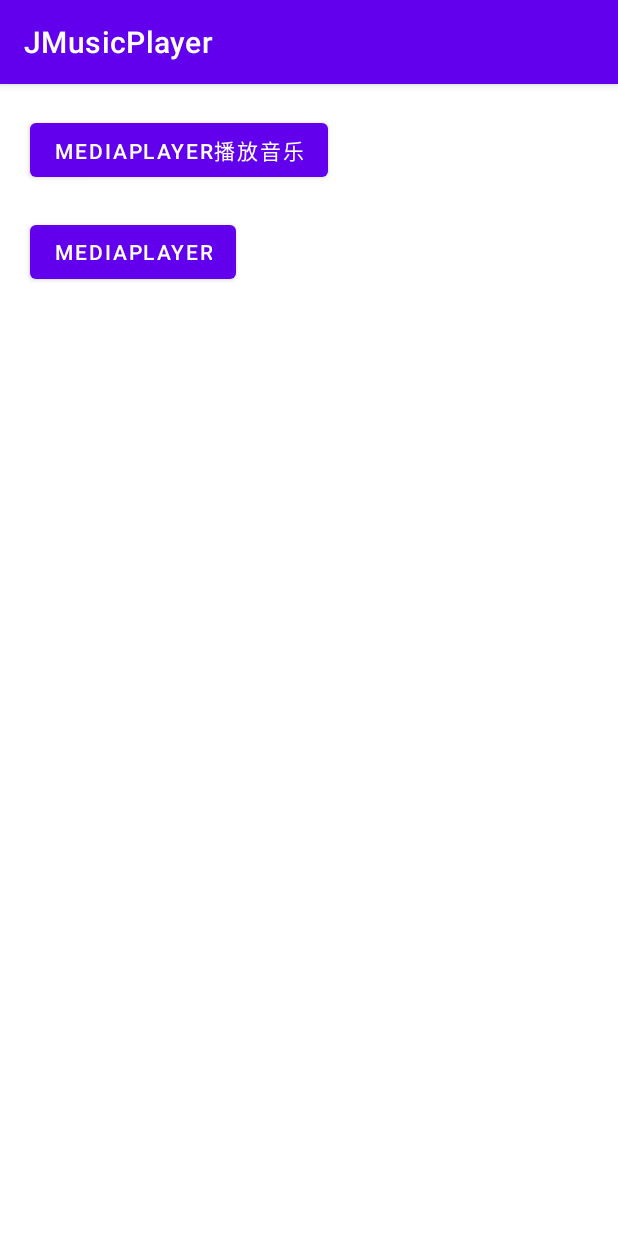
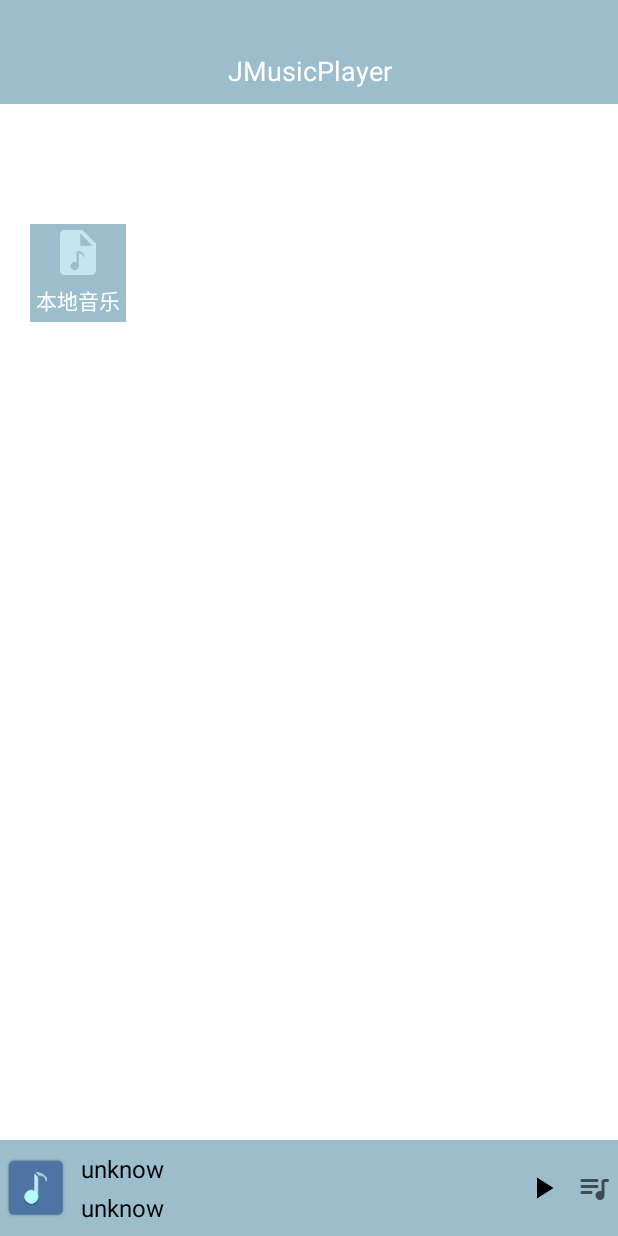
Before and after one commit to aSmartTortoise/JMusicPlayer, an Android app: the screen it shows after launch (MainActivity), on a phone screen of 412 x 824 dp. Run offline under Robolectric (Android 15) with nearby library versions, the phone set to English and light mode, and no system bars; our stand-ins replace data binding.

Commit message:
MainActivity添加本地音乐获取入口。

```diff
--- a/app/src/main/java/com/wyj/voice/ui/PlayMusicActivity.kt
+++ b/app/src/main/java/com/wyj/voice/ui/PlayMusicActivity.kt
@@ -34,7 +34,7 @@ class PlayMusicActivity : AppCompatActivity(), View.OnClickListener, MediaPlayer
     MediaPlayer.OnCompletionListener {
     companion object {
         const val TAG = "PlayMusicActivity"
-        const val REQ_PER_CODE = 1;
+        const val REQ_PER_CODE = 1
     }
 
     var mediaPlayer: MediaPlayer? = null
--- a/app/src/main/java/com/wyj/voice/utils/BarUtils.kt
+++ b/app/src/main/java/com/wyj/voice/utils/BarUtils.kt
@@ -1,15 +1,97 @@
 package com.wyj.voice.utils
 
+import android.R
 import android.annotation.SuppressLint
 import android.app.Activity
 import android.content.Context
+import android.content.res.Resources
 import android.graphics.Color
 import android.os.Build
 import android.view.View
+import android.view.ViewGroup
 import android.view.Window
 import android.view.WindowManager
+import androidx.annotation.ColorInt
 
 object BarUtils {
+
+    ///////////////////////////////////////////////////////////////////////////
+    // status bar
+    ///////////////////////////////////////////////////////////////////////////
+    private const val TAG_STATUS_BAR = "TAG_STATUS_BAR"
+
+    fun setStatusBarColor(
+        activity: Activity,
+        @ColorInt color: Int,
+        isDecor: Boolean
+    ): View? {
+        if (Build.VERSION.SDK_INT < Build.VERSION_CODES.KITKAT) return null
+        transparentStatusBar(activity)
+        return applyStatusBarColor(activity, color, isDecor)
+    }
+
+    fun transparentStatusBar(activity: Activity) {
+        val window: Window = activity.window
+        if (Build.VERSION.SDK_INT < Build.VERSION_CODES.KITKAT) return
+        if (Build.VERSION.SDK_INT >= Build.VERSION_CODES.LOLLIPOP) {
+            window.clearFlags(WindowManager.LayoutParams.FLAG_TRANSLUCENT_STATUS)
+            window.addFlags(WindowManager.LayoutParams.FLAG_DRAWS_SYSTEM_BAR_BACKGROUNDS)
+            val option = View.SYSTEM_UI_FLAG_LAYOUT_STABLE or View.SYSTEM_UI_FLAG_LAYOUT_FULLSCREEN
+            val vis = window.decorView.systemUiVisibility
+            window.decorView.systemUiVisibility = option or vis
+            window.statusBarColor = Color.TRANSPARENT
+        } else {
+            window.addFlags(WindowManager.LayoutParams.FLAG_TRANSLUCENT_STATUS)
+        }
+    }
+
+    private fun applyStatusBarColor(
+        activity: Activity,
+        color: Int,
+        isDecor: Boolean
+    ): View? {
+        return applyStatusBarColor(activity.window, color, isDecor)
+    }
+
+    private fun applyStatusBarColor(
+        window: Window,
+        color: Int,
+        isDecor: Boolean
+    ): View? {
+        val parent =
+            if (isDecor) window.decorView as ViewGroup else (window.findViewById<View>(R.id.content) as ViewGroup)
+        var fakeStatusBarView = parent.findViewWithTag<View>(BarUtils.TAG_STATUS_BAR)
+        if (fakeStatusBarView != null) {
+            if (fakeStatusBarView.visibility == View.GONE) {
+                fakeStatusBarView.visibility = View.VISIBLE
+            }
+            fakeStatusBarView.setBackgroundColor(color)
+        } else {
+            fakeStatusBarView = createStatusBarView(window.context, color)
+            parent.addView(fakeStatusBarView)
+        }
+        return fakeStatusBarView
+    }
+
+    private fun createStatusBarView(
+        context: Context,
+        color: Int
+    ): View? {
+        val statusBarView = View(context)
+        statusBarView.layoutParams = ViewGroup.LayoutParams(
+            ViewGroup.LayoutParams.MATCH_PARENT, getStatusBarHeight()
+        )
+        statusBarView.setBackgroundColor(color)
+        statusBarView.tag = TAG_STATUS_BAR
+        return statusBarView
+    }
+
+    fun getStatusBarHeight(): Int {
+        val resources = Resources.getSystem()
+        val resourceId = resources.getIdentifier("status_bar_height", "dimen", "android")
+        return resources.getDimensionPixelSize(resourceId)
+    }
+
     fun transparentNavBar(activity: Activity) {
         val window: Window = activity.window
         if (Build.VERSION.SDK_INT >= Build.VERSION_CODES.Q) {
--- /dev/null
+++ b/app/src/main/java/com/wyj/voice/view/MusicPlayerBar.kt
@@ -0,0 +1,67 @@
+package com.wyj.voice.view
+
+import android.content.Context
+import android.util.AttributeSet
+import android.view.LayoutInflater
+import android.view.View
+import android.widget.FrameLayout
+import com.wyj.voice.R
+import com.wyj.voice.databinding.LayoutPlayBarBinding
+import com.wyj.voice.model.Song
+
+class MusicPlayerBar @JvmOverloads constructor(
+    context: Context,
+    attrs: AttributeSet? = null,
+    defStyleAttr: Int = 0
+) : FrameLayout(context, attrs, defStyleAttr), View.OnClickListener {
+    private lateinit var dataBinding: LayoutPlayBarBinding
+    var playCallback: PlayCallback? = null
+
+    init {
+        init(context, attrs)
+    }
+
+    private fun init(context: Context, attrs: AttributeSet?) {
+        val inflater = context.getSystemService(Context.LAYOUT_INFLATER_SERVICE) as LayoutInflater
+        dataBinding = LayoutPlayBarBinding.inflate(inflater, this, true)
+    }
+
+    override fun onFinishInflate() {
+        super.onFinishInflate()
+        dataBinding.ivPlayToggle.setOnClickListener(this)
+        dataBinding.ivSongs.setOnClickListener(this)
+        dataBinding.playerBarRoot.setOnClickListener(this)
+    }
+
+    override fun onClick(v: View?) {
+        if (playCallback == null) return
+        when (v?.id) {
+            R.id.iv_play_toggle -> playCallback?.onPlayToggleAction()
+            R.id.iv_songs -> playCallback?.onShowSongs()
+            R.id.player_bar_root -> playCallback?.onOpenMusicPlayer()
+        }
+    }
+
+    fun setSong(song: Song?) {
+        if (song == null) {
+            dataBinding.tvSongName.text = "unknow"
+            dataBinding.tvSinger.text = "unknow"
+        } else {
+            dataBinding.tvSongName.text = song.displayName
+            dataBinding.tvSinger.text = song.artist
+        }
+    }
+
+    fun setPlaying(isPlaying: Boolean) {
+        dataBinding.ivPlayToggle.setImageResource(
+            if (isPlaying) R.drawable.ic_remote_view_pause else R.drawable.ic_remote_view_play)
+    }
+
+    interface PlayCallback {
+        fun onPlayToggleAction()
+        fun onShowSongs()
+        fun onOpenMusicPlayer()
+    }
+
+
+}
--- a/app/src/main/java/com/wyj/voice/view/TitleBar.kt
+++ b/app/src/main/java/com/wyj/voice/view/TitleBar.kt
@@ -150,6 +150,11 @@ class TitleBar @JvmOverloads constructor(
                     val visible = if (show) VISIBLE else GONE
                     mBinding.dividerLine.visibility = visible
                 }
+                R.styleable.TitleBar_leftIconVisible -> {
+                    val show = array.getBoolean(attr, true)
+                    val visible = if (show) VISIBLE else GONE
+                    mBinding.ivLeftIcon.visibility = visible
+                }
             }
         }
         array.recycle()
--- /dev/null
+++ b/app/src/main/res/drawable/ic_song_queue.xml
@@ -0,0 +1,11 @@
+<vector xmlns:android="http://schemas.android.com/apk/res/android"
+    android:width="24dp"
+    android:height="24dp"
+    android:viewportWidth="24"
+    android:viewportHeight="24"
+    android:tint="?attr/colorControlNormal"
+    android:autoMirrored="true">
+  <path
+      android:fillColor="#DDF9FF"
+      android:pathData="M14,6L4,6c-0.55,0 -1,0.45 -1,1s0.45,1 1,1h10c0.55,0 1,-0.45 1,-1s-0.45,-1 -1,-1zM14,10L4,10c-0.55,0 -1,0.45 -1,1s0.45,1 1,1h10c0.55,0 1,-0.45 1,-1s-0.45,-1 -1,-1zM4,16h6c0.55,0 1,-0.45 1,-1s-0.45,-1 -1,-1L4,14c-0.55,0 -1,0.45 -1,1s0.45,1 1,1zM19,6c-1.1,0 -2,0.9 -2,2v6.18c-0.31,-0.11 -0.65,-0.18 -1,-0.18 -1.84,0 -3.28,1.64 -2.95,3.54 0.21,1.21 1.2,2.2 2.41,2.41 1.9,0.33 3.54,-1.11 3.54,-2.95L19,8h2c0.55,0 1,-0.45 1,-1s-0.45,-1 -1,-1h-2z"/>
+</vector>
--- /dev/null
+++ b/app/src/main/res/drawable/selector_play_bar_background.xml
@@ -0,0 +1,13 @@
+<?xml version="1.0" encoding="utf-8"?>
+<selector xmlns:android="http://schemas.android.com/apk/res/android">
+    <item android:state_pressed="true">
+        <shape android:shape="rectangle">
+            <solid android:color="@color/mp.theme.dark_blue.gradientColor"/>
+        </shape>
+    </item>
+    <item>
+        <shape android:shape="rectangle">
+            <solid android:color="@color/color_primary"/>
+        </shape>
+    </item>
+</selector>
--- a/app/src/main/res/layout/activity_main.xml
+++ b/app/src/main/res/layout/activity_main.xml
@@ -1,29 +1,49 @@
 <?xml version="1.0" encoding="utf-8"?>
-<androidx.constraintlayout.widget.ConstraintLayout xmlns:android="http://schemas.android.com/apk/res/android"
+<layout xmlns:android="http://schemas.android.com/apk/res/android"
     xmlns:app="http://schemas.android.com/apk/res-auto"
-    xmlns:tools="http://schemas.android.com/tools"
+    xmlns:tools="http://schemas.android.com/tools">
+
+    <data>
+
+    </data>
+
+    <androidx.constraintlayout.widget.ConstraintLayout
         android:layout_width="match_parent"
         android:layout_height="match_parent"
         tools:context=".ui.MainActivity">
 
-    <Button
-        android:id="@+id/btn_to_play"
+        <com.wyj.voice.view.TitleBar
+            android:id="@+id/title_bar"
+            android:layout_width="match_parent"
+            android:layout_height="wrap_content"
+            android:background="@color/color_primary"
+            app:layout_constraintEnd_toEndOf="parent"
+            app:layout_constraintStart_toStartOf="parent"
+            app:layout_constraintTop_toTopOf="parent"
+            app:leftIconVisible="false"
+            app:middleText="@string/app_name"
+            app:middleTextColor="@color/white" />
+
+        <androidx.appcompat.widget.AppCompatTextView
+            android:id="@+id/tv_local_music"
             android:layout_width="wrap_content"
             android:layout_height="wrap_content"
-        android:layout_marginStart="20dp"
-        android:layout_marginTop="20dp"
-        android:text="MediaPlayer播放音乐"
+            android:layout_marginStart="@dimen/dp_20"
+            android:layout_marginTop="@dimen/dp_80"
+            android:background="@drawable/selector_play_bar_background"
+            android:drawablePadding="@dimen/dp_6"
+            android:padding="4dp"
+            android:text="本地音乐"
+            android:textColor="@color/white"
+            android:textSize="@dimen/sp_14"
+            app:drawableTopCompat="@drawable/ic_file_music"
             app:layout_constraintStart_toStartOf="parent"
-        app:layout_constraintTop_toTopOf="parent" />
+            app:layout_constraintTop_toBottomOf="@id/title_bar" />
 
-    <Button
-        android:id="@+id/btn_to_player"
-        android:layout_width="wrap_content"
+        <com.wyj.voice.view.MusicPlayerBar
+            android:id="@+id/player_bar"
+            android:layout_width="match_parent"
             android:layout_height="wrap_content"
-        android:layout_marginStart="20dp"
-        android:layout_marginTop="20dp"
-        android:text="MediaPlayer"
-        app:layout_constraintStart_toStartOf="parent"
-        app:layout_constraintTop_toBottomOf="@id/btn_to_play" />
-
+            app:layout_constraintBottom_toBottomOf="parent" />
     </androidx.constraintlayout.widget.ConstraintLayout>
+</layout>
--- a/app/src/main/res/layout/activity_music_player.xml
+++ b/app/src/main/res/layout/activity_music_player.xml
@@ -15,7 +15,7 @@
         android:layout_width="match_parent"
         android:layout_height="match_parent"
         android:padding="@dimen/dp_16"
-        tools:background="@color/mp.theme.dark_blue.actionMode.background"
+        tools:background="@color/color_primary"
         tools:context=".ui.MusicPlayerActivity">
 
         <com.wyj.voice.view.ShadowImageView
--- /dev/null
+++ b/app/src/main/res/layout/layout_play_bar.xml
@@ -0,0 +1,78 @@
+<?xml version="1.0" encoding="utf-8"?>
+<layout xmlns:android="http://schemas.android.com/apk/res/android"
+    xmlns:app="http://schemas.android.com/apk/res-auto"
+    xmlns:tools="http://schemas.android.com/tools">
+
+    <data>
+
+    </data>
+
+    <androidx.constraintlayout.widget.ConstraintLayout
+        android:id="@+id/player_bar_root"
+        android:layout_width="match_parent"
+        android:layout_height="wrap_content"
+        android:background="@drawable/selector_play_bar_background"
+        android:paddingHorizontal="@dimen/dp_4"
+        android:paddingVertical="@dimen/dp_8">
+
+        <androidx.appcompat.widget.AppCompatImageView
+            android:id="@+id/iv_album"
+            android:layout_width="@dimen/dp_40"
+            android:layout_height="@dimen/dp_40"
+            app:layout_constraintBottom_toBottomOf="parent"
+            app:layout_constraintStart_toStartOf="parent"
+            app:layout_constraintTop_toTopOf="parent"
+            app:srcCompat="@mipmap/ic_launcher" />
+
+        <androidx.appcompat.widget.AppCompatImageView
+            android:id="@+id/iv_songs"
+            android:layout_width="wrap_content"
+            android:layout_height="wrap_content"
+            android:background="@drawable/selector_remote_views_action_background"
+            app:layout_constraintBottom_toBottomOf="parent"
+            app:layout_constraintEnd_toEndOf="parent"
+            app:layout_constraintTop_toTopOf="parent"
+            app:srcCompat="@drawable/ic_song_queue" />
+
+        <androidx.appcompat.widget.AppCompatImageView
+            android:id="@+id/iv_play_toggle"
+            android:layout_width="wrap_content"
+            android:layout_height="wrap_content"
+            android:layout_marginEnd="@dimen/dp_10"
+            android:background="@drawable/selector_remote_views_action_background"
+            app:layout_constraintBottom_toBottomOf="parent"
+            app:layout_constraintEnd_toStartOf="@id/iv_songs"
+            app:layout_constraintTop_toTopOf="parent"
+            app:srcCompat="@drawable/ic_remote_view_play" />
+
+        <androidx.appcompat.widget.AppCompatTextView
+            android:id="@+id/tv_song_name"
+            android:layout_width="wrap_content"
+            android:layout_height="wrap_content"
+            android:layout_marginStart="@dimen/dp_10"
+            android:layout_marginEnd="@dimen/dp_10"
+            android:lines="1"
+            android:text="unknow"
+            android:textColor="@color/black"
+            android:textSize="@dimen/sp_16"
+            app:layout_constraintStart_toEndOf="@id/iv_album"
+            app:layout_constraintTop_toTopOf="parent" />
+
+        <androidx.appcompat.widget.AppCompatTextView
+            android:id="@+id/tv_singer"
+            android:layout_width="wrap_content"
+            android:layout_height="wrap_content"
+            android:layout_marginStart="@dimen/dp_10"
+            android:layout_marginTop="@dimen/dp_4"
+            android:layout_marginEnd="@dimen/dp_10"
+            android:lines="1"
+            android:text="unknow"
+            android:textColor="@color/black"
+            android:textSize="@dimen/sp_16"
+            app:layout_constraintBottom_toBottomOf="parent"
+            app:layout_constraintStart_toEndOf="@id/iv_album"
+            app:layout_constraintTop_toBottomOf="@id/tv_song_name" />
+
+
+    </androidx.constraintlayout.widget.ConstraintLayout>
+</layout>
--- a/app/src/main/res/values/attrs.xml
+++ b/app/src/main/res/values/attrs.xml
@@ -35,6 +35,7 @@
         <attr name="background" format="reference" />
         <attr name="middleTextVisible" format="boolean" />
         <attr name="rightIconVisible" format="boolean" />
+        <attr name="leftIconVisible" format="boolean" />
         <attr name="showDividerLine" format="boolean" />
     </declare-styleable>
 </resources>
--- a/app/src/main/res/values/colors.xml
+++ b/app/src/main/res/values/colors.xml
@@ -25,7 +25,7 @@
     <color name="mp.theme.dark_blue.textColorSecondary">#3C5F78</color>
 
     <color name="mp.theme.dark_blue.actionMode.statusBarColor">#9CBDCC</color>
-    <color name="mp.theme.dark_blue.actionMode.background">#9CBDCC</color>
+    <color name="color_primary">#9CBDCC</color>
 
     <color name="mp.line">#3DDDF9FF</color>
     <color name="mp.list.background">#1ADDF9FF</color>
--- a/app/src/main/res/values/themes.xml
+++ b/app/src/main/res/values/themes.xml
@@ -1,8 +1,8 @@
 <resources xmlns:tools="http://schemas.android.com/tools">
     <!-- Base application theme. -->
-    <style name="Theme.VoicePlay" parent="Theme.MaterialComponents.DayNight.DarkActionBar">
+    <style name="Theme.VoicePlay" parent="Theme.MaterialComponents.DayNight.NoActionBar">
         <!-- Primary brand color. -->
-        <item name="colorPrimary">@color/purple_500</item>
+        <item name="colorPrimary">@color/color_primary</item>
         <item name="colorPrimaryVariant">@color/purple_700</item>
         <item name="colorOnPrimary">@color/white</item>
         <!-- Secondary brand color. -->
@@ -16,9 +16,5 @@
 
     <style name="Theme.MusicPlayer" parent="Theme.MaterialComponents.DayNight.NoActionBar">
         <item name="android:statusBarColor" tools:targetApi="lollipop">@color/transparent</item>
-<!--        <item name="colorPrimary">@color/black</item>-->
-<!--        <item name="colorPrimaryVariant">@color/black</item>-->
-<!--        <item name="colorOnPrimary">@color/black</item>-->
-<!--        <item name="windowActionBar">false</item>-->
     </style>
 </resources>
```
Also changed, not shown: app/src/main/java/com/wyj/voice/ui/MainActivity.kt (+121 -14 lines). Lines whose indentation alone changed are shown as unchanged.
